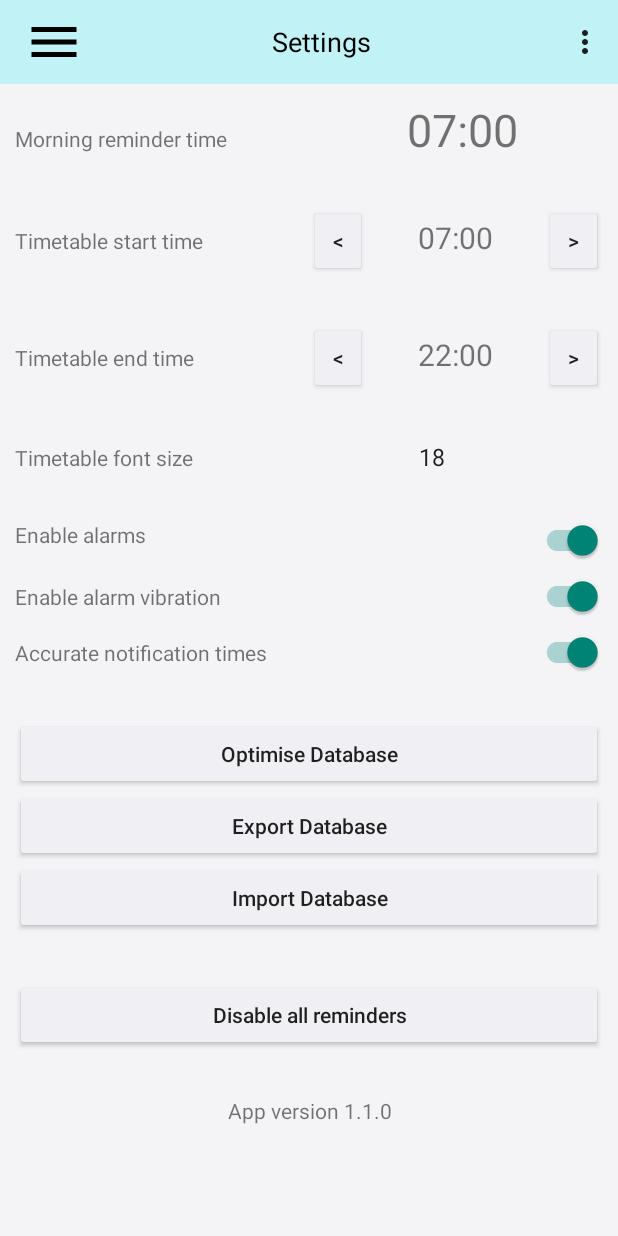
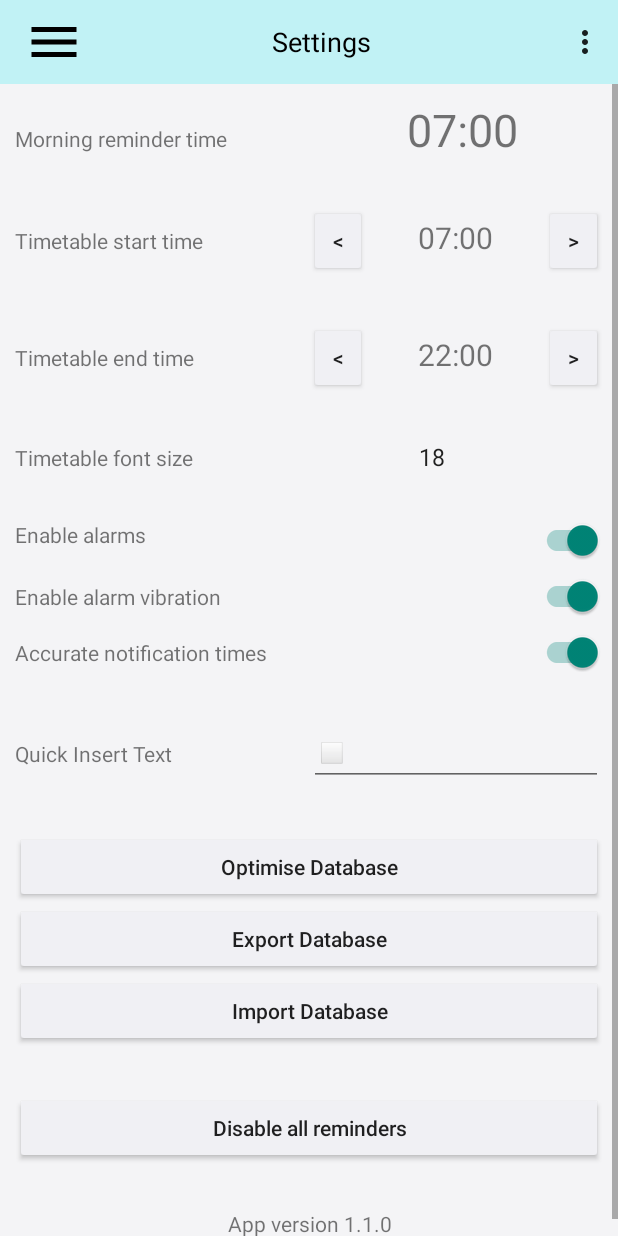
Before and after one commit to danielabbott/Day-Planner-App, an Android app: the screen it shows after launch (MainActivity), in the options menu, after a tap on "Settings", on a phone screen of 412 x 824 dp. Run offline under Robolectric (Android 15) with nearby library versions, the phone set to English and light mode, and no system bars.

Commit message:
Quick insert text button for notes

```diff
--- a/app/src/main/java/danielabbott/personalorganiser/data/Settings.kt
+++ b/app/src/main/java/danielabbott/personalorganiser/data/Settings.kt
@@ -63,6 +63,21 @@ object Settings {
             context.applicationContext.getSharedPreferences(".", Context.MODE_PRIVATE) ?: return
         with(sharedPref.edit()) {
             putLong(name, value)
+            commit()
+        }
+    }
+
+    private fun getString(context: Context, name: String, default: String): String {
+        val sharedPref = context.applicationContext.getSharedPreferences(".", Context.MODE_PRIVATE)
+            ?: return default
+        return sharedPref.getString(name, default) ?: default
+    }
+
+    private fun setString(context: Context, name: String, value: String) {
+        val sharedPref =
+            context.applicationContext.getSharedPreferences(".", Context.MODE_PRIVATE) ?: return
+        with(sharedPref.edit()) {
+            putString(name, value)
             commit()
         }
     }
@@ -218,4 +233,15 @@ object Settings {
     }
 
 
+    // Quick Insert Text
+    fun getQIT(context: Context): String {
+        // Defaults to medium white square emoji
+        return getString(context, "qit", 0x25FB.toChar().toString() + 0xFE0F.toChar().toString())
+    }
+
+    fun setQIT(context: Context, e: String) {
+        setString(context, "qit", e)
+    }
+
+
 }
--- a/app/src/main/java/danielabbott/personalorganiser/ui/SettingsFragment.kt
+++ b/app/src/main/java/danielabbott/personalorganiser/ui/SettingsFragment.kt
@@ -9,6 +9,7 @@ import android.view.View
 import android.view.ViewGroup
 import android.widget.*
 import androidx.appcompat.widget.SwitchCompat
+import androidx.core.widget.addTextChangedListener
 import androidx.fragment.app.Fragment
 import danielabbott.personalorganiser.BuildConfig
 import danielabbott.personalorganiser.MainActivity
@@ -170,6 +171,12 @@ class SettingsFragment : Fragment() {
             c.removeView(root.findViewById<TextView>(R.id.importDB))
         }
 
+        val qit = root.findViewById<EditText>(R.id.qit)
+        qit.setText(Settings.getQIT(context!!))
+        qit.addTextChangedListener {
+            Settings.setQIT(context!!, qit.text.toString())
+        }
+
         (activity as MainActivity).setToolbarTitle("Settings")
 
         return root
--- a/app/src/main/res/layout/fragment_settings.xml
+++ b/app/src/main/res/layout/fragment_settings.xml
@@ -234,6 +234,32 @@
             android:layout_width="match_parent"
             android:layout_height="30dp" />
 
+        <LinearLayout
+            android:layout_width="match_parent"
+            android:layout_height="wrap_content"
+            android:orientation="horizontal"
+            android:weightSum="2">
+
+            <TextView
+                android:layout_width="0dp"
+                android:layout_height="wrap_content"
+                android:layout_weight="1"
+                android:text="Quick Insert Text" />
+
+            <EditText
+                android:id="@+id/qit"
+                android:layout_width="0dp"
+                android:layout_height="wrap_content"
+                android:layout_weight="1"
+                android:maxLines="1"
+                android:inputType="text"/>
+
+        </LinearLayout>
+
+        <Space
+            android:layout_width="match_parent"
+            android:layout_height="30dp" />
+
         <Button
             android:id="@+id/optimiseDB"
             android:layout_width="match_parent"
```
Also changed, not shown: app/src/main/java/danielabbott/personalorganiser/ui/notes/EditNoteFragment.kt (+25 -5 lines).
